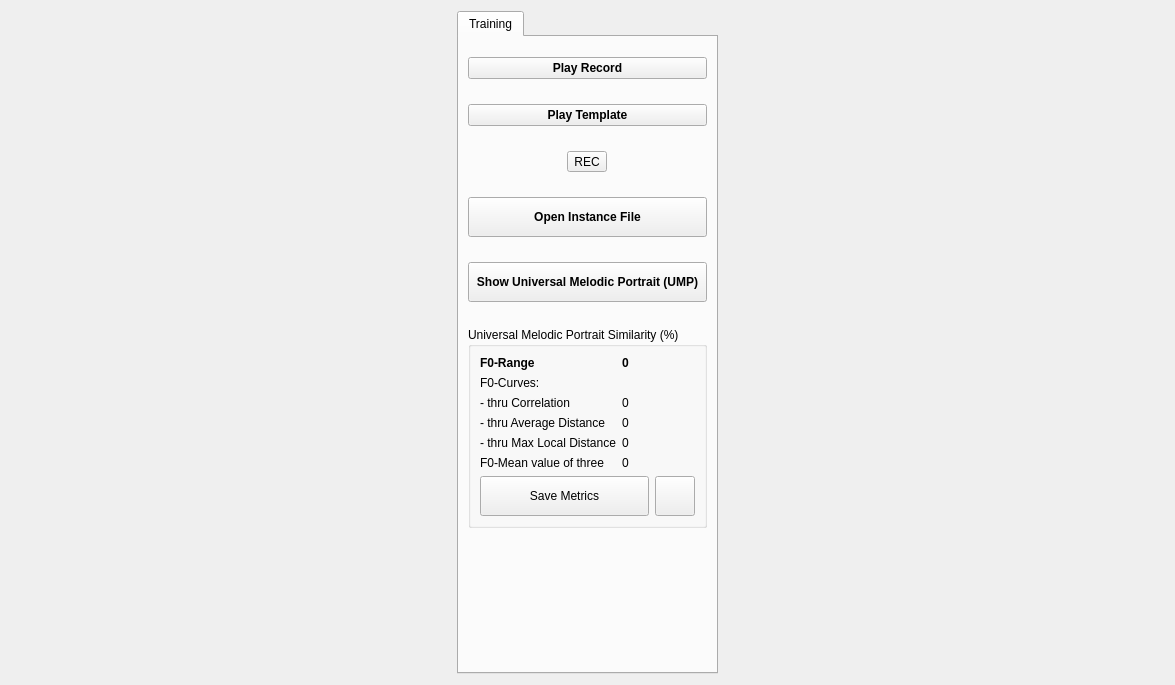
This is graphswindow.ui in zhitko/inton-trainer as Qt 5 draws it before an edit. The edited form follows.
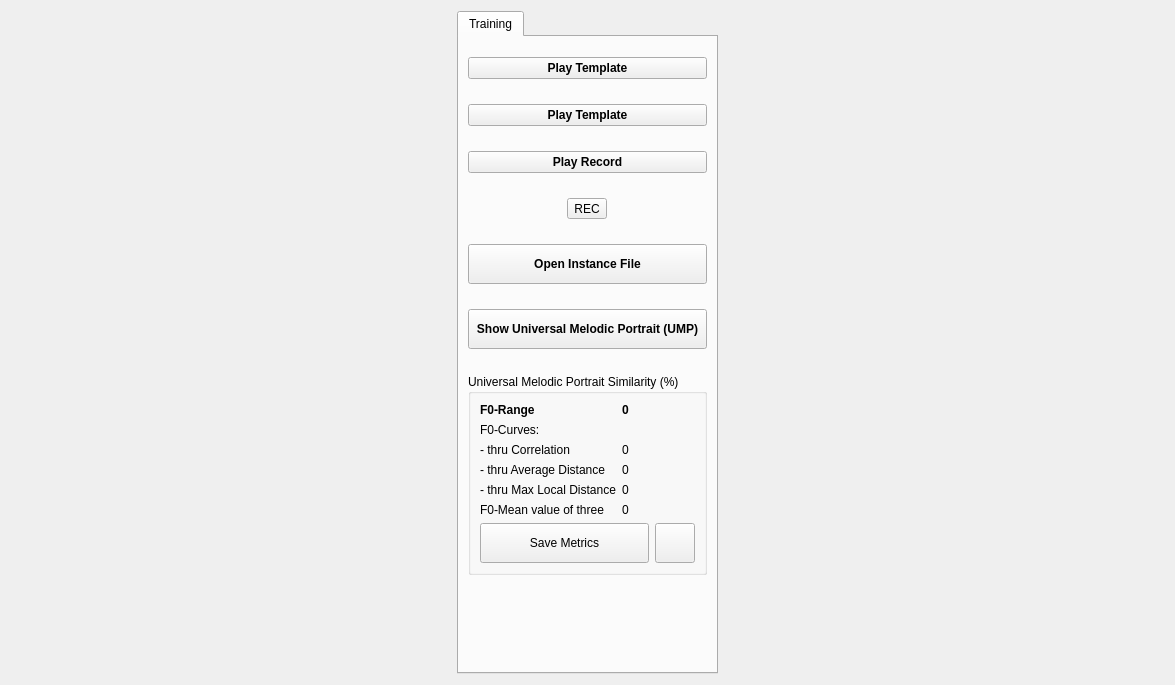
This is the edited form. Icons and pictures are not drawn.

Commit message: fix METRIC_MEAN_VALUE_UMP metric calculation; fix play record button title

Patch:
```diff
--- a/graphswindow.ui
+++ b/graphswindow.ui
@@ -73,7 +73,7 @@
             </font>
            </property>
            <property name="text">
-            <string>Play Record</string>
+            <string>Play Template</string>
            </property>
            <property name="icon">
             <iconset resource="icons.qrc">
@@ -117,6 +117,29 @@
            </property>
           </widget>
          </item>
+         <item>
+          <widget class="QPushButton" name="playRecordBtn">
+           <property name="font">
+            <font>
+             <weight>75</weight>
+             <bold>true</bold>
+            </font>
+           </property>
+           <property name="text">
+            <string>Play Record</string>
+           </property>
+           <property name="icon">
+            <iconset resource="icons.qrc">
+             <normaloff>:/icons/icons/speaker-26.png</normaloff>:/icons/icons/speaker-26.png</iconset>
+           </property>
+           <property name="iconSize">
+            <size>
+             <width>16</width>
+             <height>32</height>
+            </size>
+           </property>
+          </widget>
+         </item>
          <item>
           <layout class="QHBoxLayout" name="horizontalLayout_6">
            <property name="topMargin">
```
The commit also changes 6 other files.
